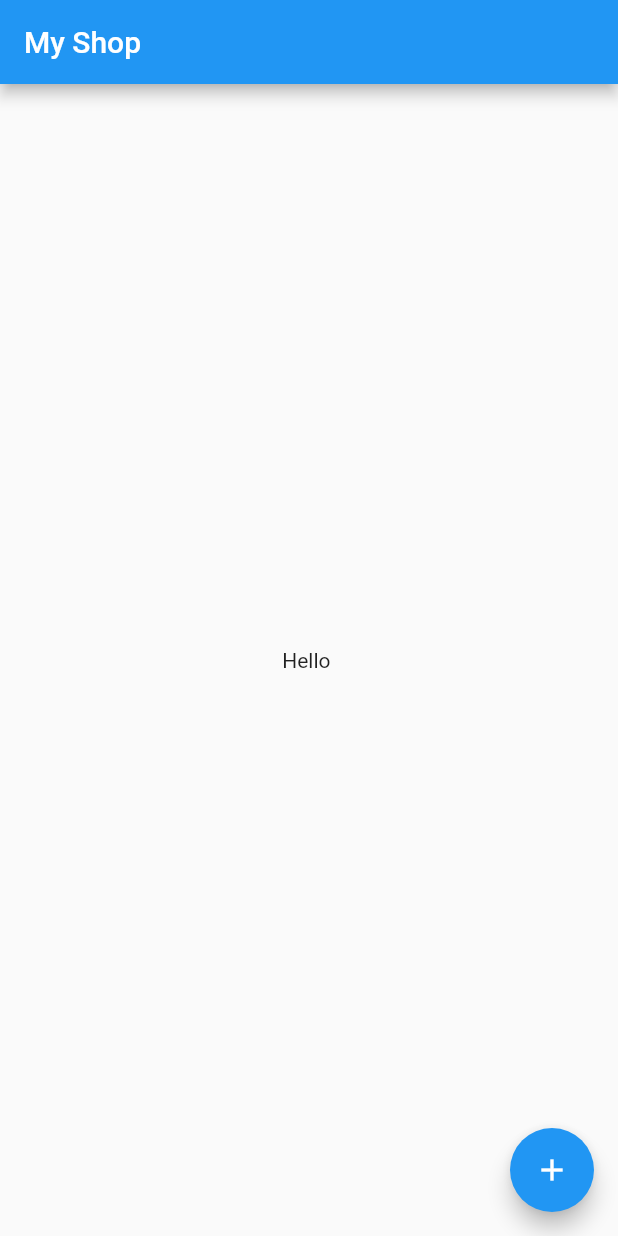
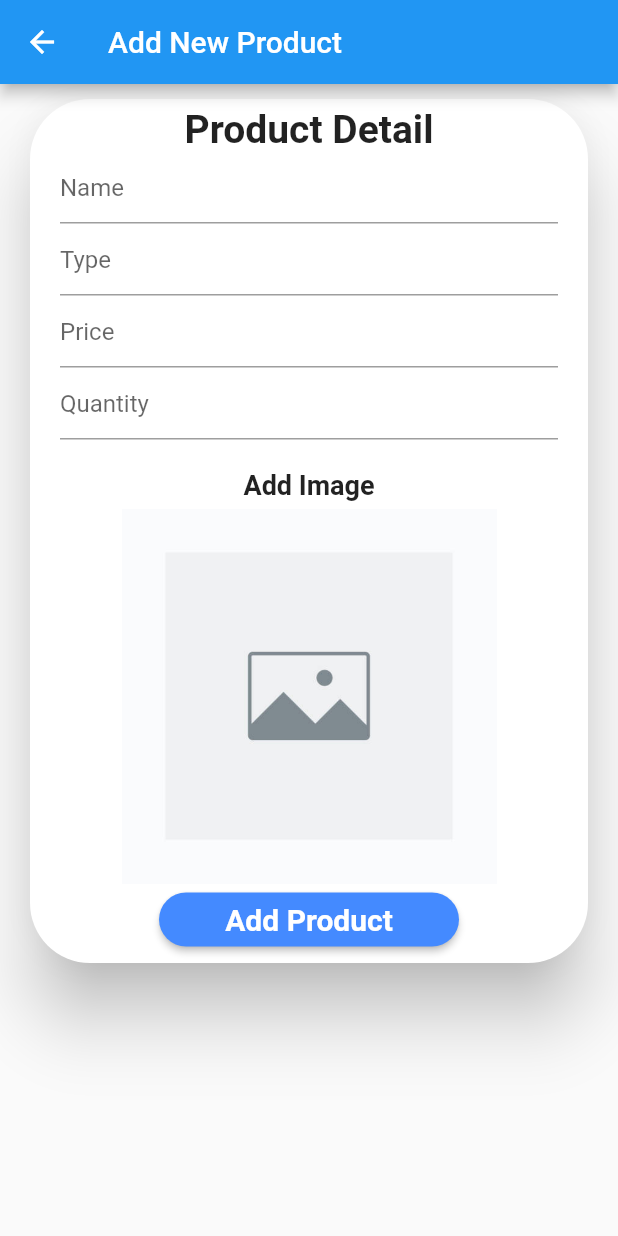
Before and after one commit to YYeng/my_shop, a Flutter app: the screen it shows after launch, after a tap on the "add" icon, on a phone screen of 412 x 824 dp. Run offline on Flutter 3.47's test engine with Material 2 defaults, Android fonts, the phone set to English and light mode, and no system bars; our stand-ins replace fluttertoast, image_picker, sn_progress_dialog.

Commit message:
add new product

```diff
--- a/lib/main.dart
+++ b/lib/main.dart
@@ -1,36 +1,29 @@
 import 'package:flutter/material.dart';
 
-void main() => runApp(MyShop());
+import 'newproduct.dart';
 
-class MyShop extends StatefulWidget {
+void main() => runApp(MyApp());
+
+class MyApp extends StatelessWidget {
   @override
-  _MyShopState createState() => _MyShopState();
+  Widget build(BuildContext context) {
+    return MaterialApp(title: 'My Shop', home: MyShop());
+  }
 }
 
-class _MyShopState extends State<MyShop> {
-  @override
+class MyShop extends StatelessWidget {
   Widget build(BuildContext context) {
-    return MaterialApp(
-      home: Scaffold(
-        appBar: AppBar(
-          title: Text('My Shop'),
-        ),
-        body: Center(
-          child: Container(
-            child: Text('Hello '),
-
-          ),
-        ),
-         floatingActionButton: FloatingActionButton(
-            onPressed: () {
-              // Add onPressed code here
-
-            },
-            child: const Icon(Icons.add),
-            backgroundColor: Colors.blue,
-          ),
+    return Scaffold(
+      appBar: AppBar(
+        title: Text('New Product'),
       ),
-
+      floatingActionButton: FloatingActionButton(
+        child: Icon(Icons.add),
+        onPressed: () {
+          Navigator.push(
+              context, MaterialPageRoute(builder: (context) => NewProduct()));
+        },
+      ),
     );
   }
 }
--- /dev/null
+++ b/lib/newproduct.dart
@@ -0,0 +1,291 @@
+import 'dart:convert';
+import 'dart:io';
+import 'package:flutter/material.dart';
+import 'package:fluttertoast/fluttertoast.dart';
+import 'package:http/http.dart' as http;
+import 'package:image_picker/image_picker.dart';
+import 'package:sn_progress_dialog/progress_dialog.dart';
+import 'main.dart';
+
+class NewProduct extends StatefulWidget {
+  @override
+  _NewProductState createState() => _NewProductState();
+}
+
+class _NewProductState extends State<NewProduct> {
+  TextEditingController name = new TextEditingController();
+  TextEditingController type = new TextEditingController();
+  TextEditingController price = new TextEditingController();
+  TextEditingController quantity = new TextEditingController();
+
+  final GlobalKey<FormState> _formKey = GlobalKey<FormState>();
+  ProgressDialog pr;
+  File _image;
+  String pathAsset = 'asset/images/image.jpg';
+
+  @override
+  Widget build(BuildContext context) {
+    return Scaffold(
+      appBar: AppBar(
+        title: Text('Add New Product'),
+      ),
+      body: SingleChildScrollView(
+        child: Container(
+          child: Card(
+              shape: RoundedRectangleBorder(
+                borderRadius: BorderRadius.circular(40),
+              ),
+              margin: EdgeInsets.fromLTRB(20, 10, 20, 10),
+              elevation: 20,
+              child: Padding(
+                  padding: const EdgeInsets.fromLTRB(20, 5, 20, 5),
+                  child: Form(
+                    key: _formKey,
+                    child: Column(
+                      children: [
+                        Text('Product Detail',
+                            style: TextStyle(
+                                fontSize: 26, fontWeight: FontWeight.bold)),
+
+                        TextFormField(
+                          controller: name,
+                          decoration: InputDecoration(
+                            hintText: 'Name',
+                          ),
+                          autovalidateMode: AutovalidateMode.onUserInteraction,
+                          validator: (String value) {
+                            if (value.isEmpty) {
+                              return 'This field is required';
+                            }
+
+                            // Return null if the entered username is valid
+                            return null;
+                          },
+                        ),
+                        TextFormField(
+                          controller: type,
+                          decoration: InputDecoration(hintText: 'Type'),
+                          autovalidateMode: AutovalidateMode.onUserInteraction,
+                          validator: (String value) {
+                            if (value.isEmpty) return "This field is required";
+                            return null;
+                          },
+                        ),
+                        TextFormField(
+                            controller: price,
+                            keyboardType: TextInputType.number,
+                            decoration: InputDecoration(hintText: 'Price'),
+                            autovalidateMode:
+                                AutovalidateMode.onUserInteraction,
+                            validator: (String value) {
+                              if (value.isEmpty)
+                                return "This field is required";
+                              return null;
+                            }),
+                        TextFormField(
+                          controller: quantity,
+                          keyboardType: TextInputType.number,
+                          decoration: InputDecoration(
+                            hintText: 'Quantity',
+                          ),
+                          autovalidateMode: AutovalidateMode.onUserInteraction,
+                          validator: (String value) {
+                            if (value.length == 0)
+                              return "This field is required";
+                            return null;
+                          },
+                        ),
+                        SizedBox(height: 20),
+                        Text("Add Image",
+                            style: TextStyle(
+                                fontSize: 18, fontWeight: FontWeight.bold)),
+                        SizedBox(height: 5),
+                        GestureDetector(
+                          onTap: () => {_onPictureSelectionDialog()},
+                          child: Container(
+                              height: 250,
+                              width: 250,
+                              decoration: BoxDecoration(
+                                image: DecorationImage(
+                                  image: _image == null
+                                      ? AssetImage(pathAsset)
+                                      : FileImage(_image),
+                                  fit: BoxFit.scaleDown,
+                                ),
+                              )),
+                        ),
+                        //  ),
+                        MaterialButton(
+                            shape: RoundedRectangleBorder(
+                              borderRadius: BorderRadius.circular(20),
+                            ),
+                            minWidth: 200,
+                            child: Text('Add Product',
+                                style: TextStyle(
+                                    fontSize: 20,
+                                    fontWeight: FontWeight.bold,
+                                    color: Colors.white)),
+                            color: Colors.blueAccent,
+                            onPressed: () {
+                              _onAddProduct();
+                            })
+                      ],
+                    ),
+                  ))),
+        ),
+      ),
+    );
+  }
+
+  _onPictureSelectionDialog() {
+    showDialog(
+      context: context,
+      builder: (BuildContext context) {
+        return AlertDialog(
+          shape: RoundedRectangleBorder(
+              borderRadius: BorderRadius.all(Radius.circular(10.0))),
+          content: new Container(
+            child: Column(
+              mainAxisSize: MainAxisSize.min,
+              crossAxisAlignment: CrossAxisAlignment.center,
+              mainAxisAlignment: MainAxisAlignment.center,
+              children: <Widget>[
+                Container(
+                    alignment: Alignment.center,
+                    child: Text(
+                      "Take picture from:",
+                      style: TextStyle(
+                          color: Colors.black,
+                          fontWeight: FontWeight.bold,
+                          fontSize: 16),
+                    )),
+                SizedBox(height: 5),
+                Row(
+                  mainAxisAlignment: MainAxisAlignment.center,
+                  children: [
+                    Flexible(
+                        child: MaterialButton(
+                      shape: RoundedRectangleBorder(
+                          borderRadius: BorderRadius.circular(5.0)),
+                      minWidth: 100,
+                      height: 100,
+                      child: Text('Camera',
+                          style: TextStyle(
+                            color: Colors.white,
+                          )),
+                      color: Theme.of(context).accentColor,
+                      elevation: 10,
+                      onPressed: () =>
+                          {Navigator.pop(context), _chooseCamera()},
+                    )),
+                    SizedBox(width: 10),
+                    Flexible(
+                        child: MaterialButton(
+                      shape: RoundedRectangleBorder(
+                          borderRadius: BorderRadius.circular(5.0)),
+                      minWidth: 100,
+                      height: 100,
+                      child: Text('Gallery',
+                          style: TextStyle(
+                            color: Colors.white,
+                          )),
+                      color: Theme.of(context).accentColor,
+                      elevation: 10,
+                      onPressed: () =>
+                          {Navigator.pop(context), _chooseGallery()},
+                    )),
+                  ],
+                ),
+              ],
+            ),
+          ),
+        );
+      },
+    );
+  }
+
+  Future _chooseCamera() async {
+    final picker = ImagePicker();
+    final pickedFile = await picker.getImage(
+      source: ImageSource.camera,
+      maxHeight: 500,
+      maxWidth: 500,
+    );
+
+    if (pickedFile != null) {
+      _image = File(pickedFile.path);
+    } else {
+      print('No image selected.');
+    }
+  }
+
+  _chooseGallery() async {
+    final picker = ImagePicker();
+    final pickedFile = await picker.getImage(
+      source: ImageSource.gallery,
+      maxHeight: 800,
+      maxWidth: 800,
+    );
+
+    if (pickedFile != null) {
+      _image = File(pickedFile.path);
+    } else {
+      print('No image selected.');
+    }
+  }
+
+  void _onAddProduct() {
+    setState(() {
+    String _name = name.text.toString();
+    String _type = type.text.toString();
+    String _price = price.text.toString();
+    String _quantity = quantity.text.toString();
+
+    if (_image == null ||
+        _name.isEmpty ||
+        _type.isEmpty ||
+        _price.isEmpty ||
+        _quantity.isEmpty) {
+      Fluttertoast.showToast(
+          msg: "Please enter valid information of product!",
+          backgroundColor: Colors.red);
+    }
+
+    _addProduct(_name, _type, _price, _quantity);
+
+    return;
+    });
+  }
+
+  //upload to database
+  Future<void> _addProduct(
+    String name, String type, String price, String quantity) async {
+    String base64Image = base64Encode(_image.readAsBytesSync());
+
+    http.post(
+        Uri.parse('https://crimsonwebs.com/s270737/myshop/php/newproduct.php'),
+        body: {
+          "prname": name,
+          "prtype": type,
+          "prprice": price,
+          "prqty": quantity,
+          "encoded_string": base64Image
+        }).then((response) {
+      print(response.body);
+      if (response.body == "success") {
+        Fluttertoast.showToast(
+            msg: "Add " + name + " successfully",
+            toastLength: Toast.LENGTH_SHORT,
+            gravity: ToastGravity.CENTER,
+            timeInSecForIosWeb: 2,
+            backgroundColor: Colors.red,
+            textColor: Colors.white,
+            fontSize: 16.0);
+
+        Navigator.pop(context);
+        Navigator.push(
+            context, MaterialPageRoute(builder: (content) => MyShop()));
+      }
+    });
+  }
+}
```
Also changed, not shown: pubspec.yaml (+9 -11 lines), asset/images/image.jpg (added), pubspec.lock, 1 other file.
